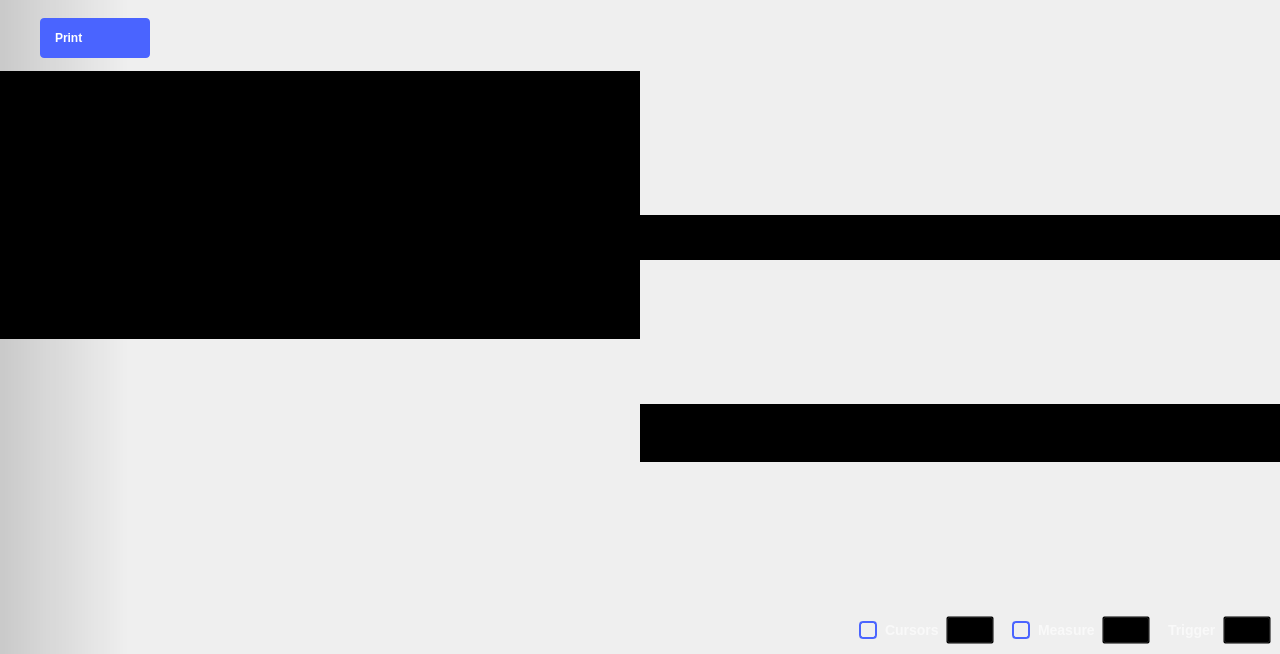
Old version of the form ui/oscilloscope.ui in the repository analogdevicesinc/scopy.
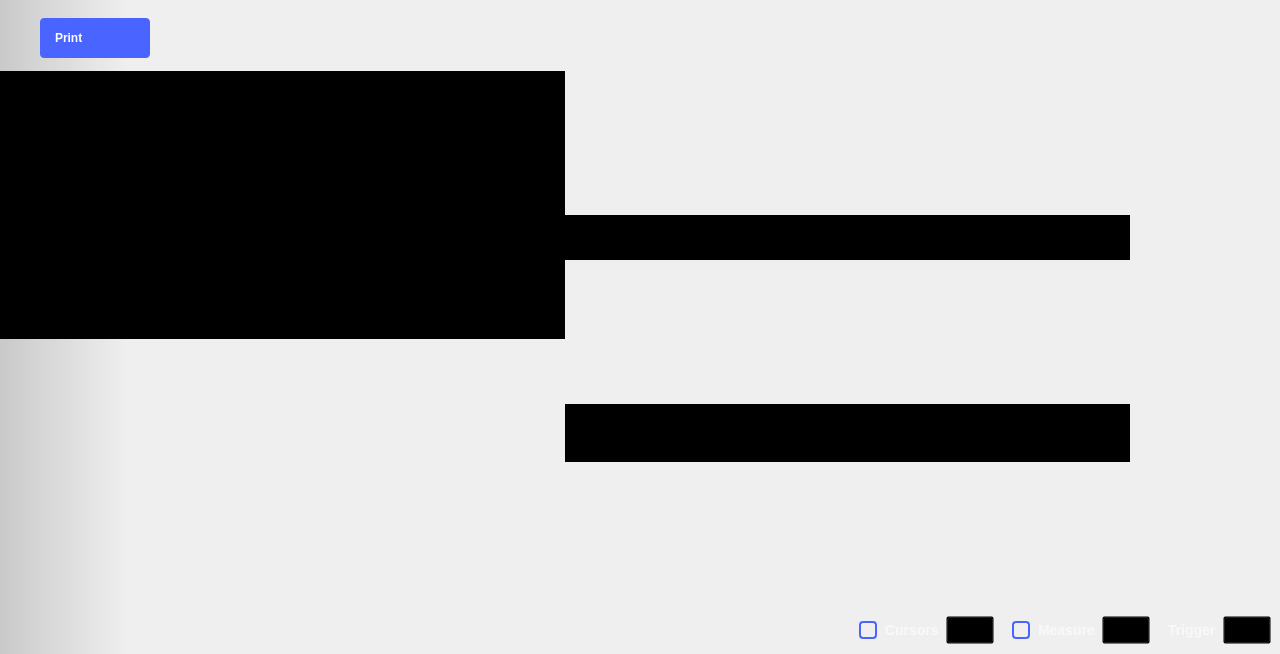
New version of the form. Icons and pictures are not drawn. Custom widgets are drawn as their Qt base class.

Diff of the .ui file:
```diff
--- a/ui/oscilloscope.ui
+++ b/ui/oscilloscope.ui
@@ -775,7 +775,71 @@
                  <verstretch>0</verstretch>
                 </sizepolicy>
                </property>
+               <property name="currentIndex">
+                <number>1</number>
+               </property>
                <widget class="QWidget" name="channelSettings"/>
+               <widget class="QWidget" name="logicSettings">
+                <property name="minimumSize">
+                 <size>
+                  <width>150</width>
+                  <height>0</height>
+                 </size>
+                </property>
+                <property name="styleSheet">
+                 <string notr="true">QCheckBox {
+  spacing: 8px;
+  background-color: transparent;
+  font-size: 14px;
+  font-weight: bold;
+
+color: rgba(255, 255, 255, 153);
+}
+
+QCheckBox::indicator {
+width: 14px;
+  height: 14px;
+  border: 2px solid rgb(74,100,255);
+  border-radius: 4px;
+}
+QCheckBox::indicator:unchecked { background-color: transparent; }
+QCheckBox::indicator:checked { background-color: rgb(74,100,255); }
+
+QPushButton {
+width: 40px;
+  height: 20px;
+  background-color: transparent;
+}
+QPushButton:pressed { border-image: url(:/icons/setup_btn_checked.svg); }
+QPushButton:!pressed { border-image: url(:/icons/setup_btn_unchecked.svg); }
+QPushButton:hover:!pressed:!checked { border-image: url(:/icons/setup_btn_hover.svg); }
+QPushButton:checked { border-image: url(:/icons/setup_btn_checked.svg); }
+
+QLabel {
+font-size: 14px;
+  font-weight: bold;
+
+color: rgba(255, 255, 255, 153);
+}</string>
+                </property>
+                <layout class="QVBoxLayout" name="logicSettingsLayout">
+                 <property name="spacing">
+                  <number>0</number>
+                 </property>
+                 <property name="leftMargin">
+                  <number>15</number>
+                 </property>
+                 <property name="topMargin">
+                  <number>0</number>
+                 </property>
+                 <property name="rightMargin">
+                  <number>15</number>
+                 </property>
+                 <property name="bottomMargin">
+                  <number>0</number>
+                 </property>
+                </layout>
+               </widget>
                <widget class="QWidget" name="cursorsSettings"/>
                <widget class="QWidget" name="measureSettings"/>
                <widget class="QWidget" name="generalSettings"/>
```
